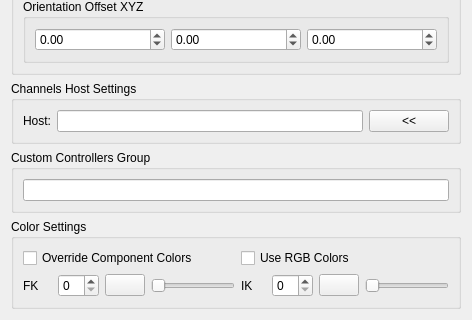
mgear-dev/shifter, file scripts/mgear/shifter/component/main_settings_ui.ui: the form before one commit; both pictures show x 0 to 472 and y 238 to 558 of the 472 by 558 pixel window.
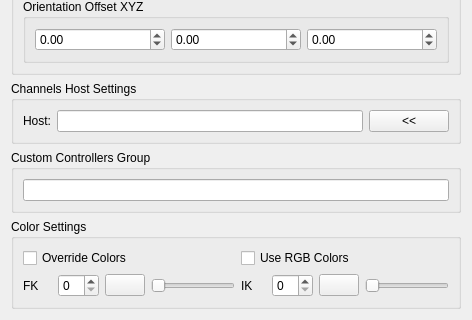
The form after the commit.

Commit message:
changed check box text
changed checkbox text so that ui scales better

Diff of the .ui file:
```diff
--- a/scripts/mgear/shifter/component/main_settings_ui.ui
+++ b/scripts/mgear/shifter/component/main_settings_ui.ui
@@ -236,7 +236,7 @@
         <item row="0" column="0">
          <widget class="QCheckBox" name="overrideColors_checkBox">
           <property name="text">
-           <string>Override Component Colors</string>
+           <string>Override Colors</string>
           </property>
          </widget>
         </item>
```
The commit also changes 1 other file.
